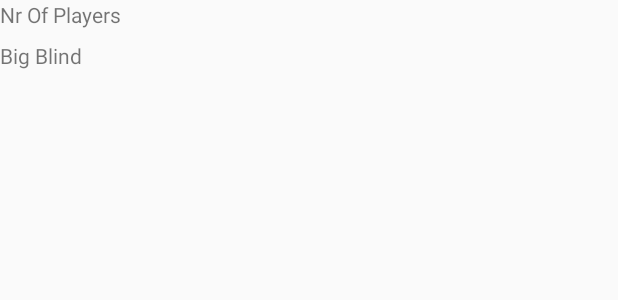
After one commit to tvdwal/heart-thinking, an Android app: the layout layout_hand_overview_recycler_item.xml on its own in the app's theme, with its tools: preview values and no code run, on a phone screen of 412 x 824 dp. The commit adds this screen. Shown: the top 300 px of the screen. Run offline under Robolectric (Android 15) with nearby library versions, the phone set to English and light mode, and no system bars.

Commit message:
Added Overview Activity including recycler view & adapter

```diff
--- /dev/null
+++ b/app/src/main/res/layout/layout_hand_overview_recycler_item.xml
@@ -0,0 +1,22 @@
+<?xml version="1.0" encoding="utf-8"?>
+<LinearLayout
+    xmlns:android="http://schemas.android.com/apk/res/android"
+    xmlns:app="http://schemas.android.com/apk/res-auto"
+    android:layout_width="match_parent"
+    android:layout_height="match_parent"
+    android:orientation="vertical">
+
+    <TextView
+        android:id="@+id/textViewRecyclerItemSmallBlind"
+        android:layout_width="wrap_content"
+        android:layout_height="wrap_content"
+        android:text="Nr Of Players"/>
+
+    <TextView
+        android:id="@+id/textViewRecyclerItemBigBlind"
+        android:layout_width="wrap_content"
+        android:layout_height="wrap_content"
+        android:layout_marginTop="8dp"
+        android:text="Big Blind"/>
+
+</LinearLayout>
--- a/app/src/main/res/values/strings.xml
+++ b/app/src/main/res/values/strings.xml
@@ -1,3 +1,4 @@
 <resources>
     <string name="app_name">HeartThinking</string>
+    <string name="title_activity_hand_overview">HandOverviewActivity</string>
 </resources>
```
Also changed, not shown: app/build.gradle (+6 -2 lines), app/src/main/AndroidManifest.xml (+9 -9 lines), app/src/main/java/nl/appautomatic/heartthinking/handoverview/HandOverviewActivity.kt (added, +27 -0 lines), app/src/main/java/nl/appautomatic/heartthinking/handoverview/HandOverviewHolder.kt (added, +11 -0 lines), app/src/main/java/nl/appautomatic/heartthinking/handoverview/HandOverviewRecyclerAdapter.kt (added, +37 -0 lines), app/src/main/java/nl/appautomatic/heartthinking/handoverview/HandOverviewViewModel.kt (added, +19 -0 lines), app/src/main/res/layout/activity_hand_overview.xml (added, +15 -0 lines), app/src/main/res/values/styles.xml (+9 -0 lines).
